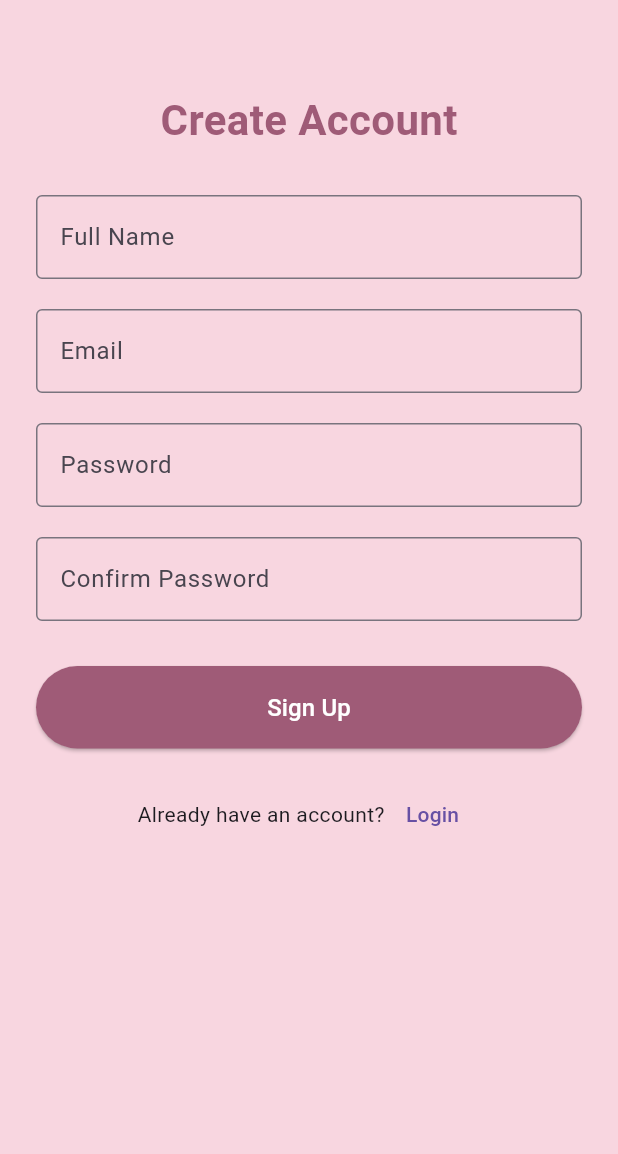
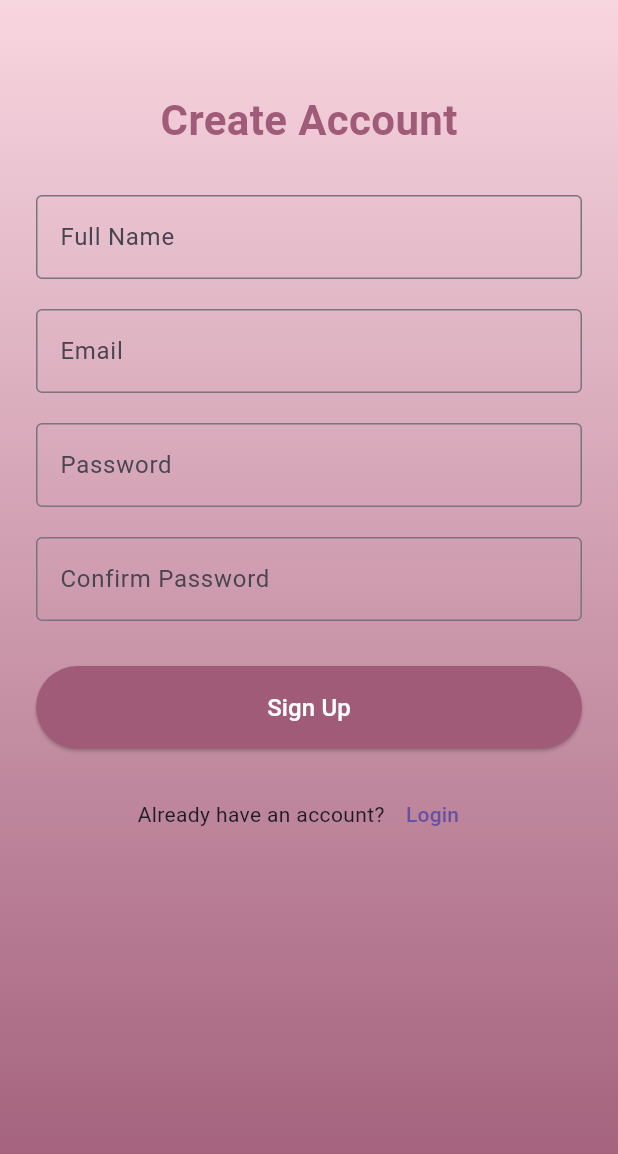
Before and after one commit to PritiMJadhav/FemAura, a Flutter app: the SignUpScreen screen opened by its route, on a phone screen of 412 x 824 dp. Shown: the top 1154 px of the screen. Run offline on Flutter 3.47's test engine with Material 3 defaults, Android fonts, the phone set to English and light mode, and no system bars; our stand-ins replace shared_preferences; accounts and stored records are empty.

Commit message:
SignUpScreen Added

```diff
--- a/frontend/lib/signup_screen.dart
+++ b/frontend/lib/signup_screen.dart
@@ -18,9 +18,25 @@ class _SignUpScreenState extends State<SignUpScreen> {
   @override
   Widget build(BuildContext context) {
     return Scaffold(
-      backgroundColor: const Color(0xFFF8D6E0),
-      body: SingleChildScrollView(
+      body: Container(
+        constraints: const BoxConstraints.expand(), // Fills entire screen
+        decoration: const BoxDecoration(
+          gradient: LinearGradient(
+            colors: [
+              Color(0xFFF8D6E0), // Light pink
+              Color(0xFF9F5B77), // Deep pink
+            ],
+            begin: Alignment.topCenter,
+            end: Alignment.bottomCenter,
+          ),
+        ),
+        child: SingleChildScrollView(
           padding: const EdgeInsets.symmetric(horizontal: 24, vertical: 60),
+          child: ConstrainedBox(
+            constraints: BoxConstraints(
+              minHeight: MediaQuery.of(context).size.height,
+            ),
+            child: IntrinsicHeight(
               child: Column(
                 crossAxisAlignment: CrossAxisAlignment.start,
                 children: [
@@ -45,7 +61,8 @@ class _SignUpScreenState extends State<SignUpScreen> {
                             labelText: 'Full Name',
                             border: OutlineInputBorder(),
                           ),
-                    validator: (value) => value!.isEmpty ? 'Enter your name' : null,
+                          validator: (value) =>
+                              value!.isEmpty ? 'Enter your name' : null,
                         ),
                         const SizedBox(height: 20),
 
@@ -127,6 +144,9 @@ class _SignUpScreenState extends State<SignUpScreen> {
                 ],
               ),
             ),
+          ),
+        ),
+      ),
     );
   }
 }
```
Lines whose indentation alone changed are shown as unchanged.
